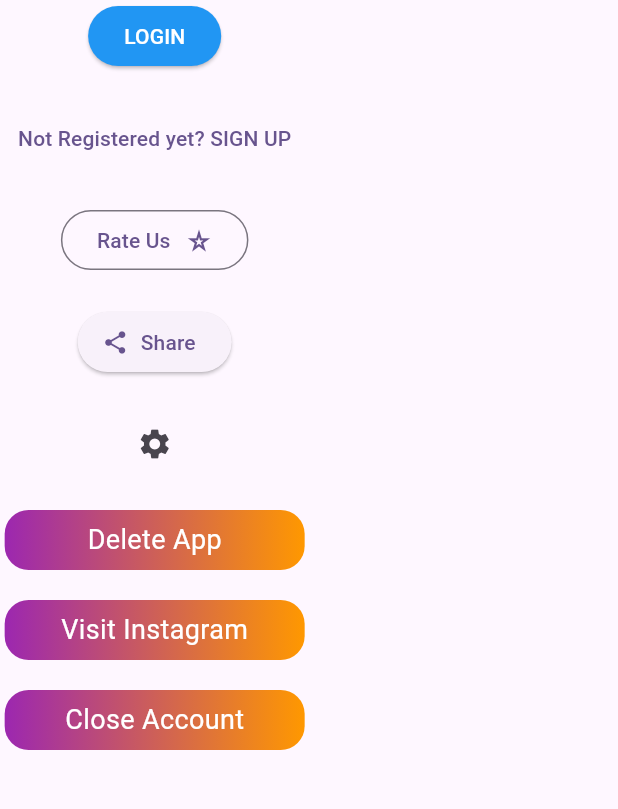
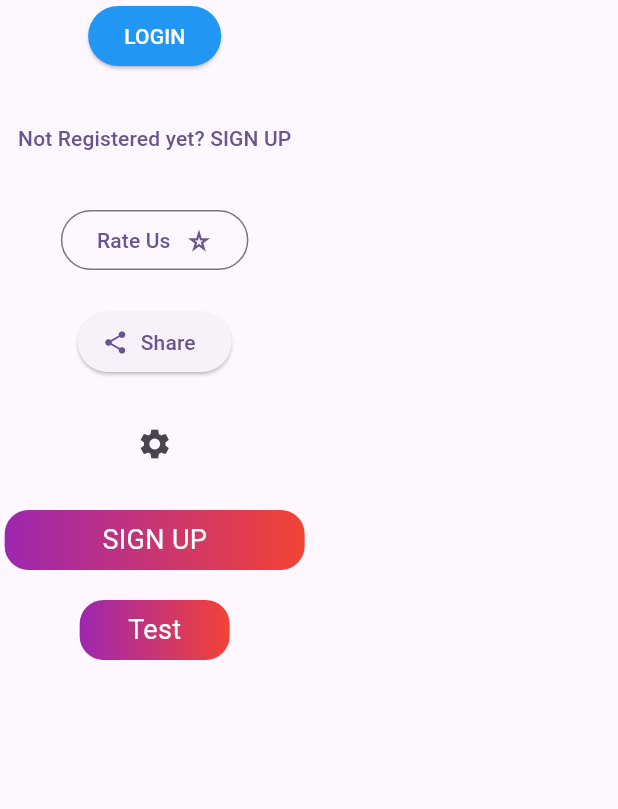
Before and after one commit to abidroid/flutter_online_june_project, a Flutter app: the screen it shows after launch, on a phone screen of 412 x 824 dp, the part 84-893 px from its top. Run offline on Flutter 3.47's test engine with Material 3 defaults, Android fonts, the phone set to English and light mode, and no system bars.

Commit message:
custom button

```diff
--- a/lib/screens/buttons_demo_screen.dart
+++ b/lib/screens/buttons_demo_screen.dart
@@ -1,4 +1,6 @@
 import 'package:flutter/material.dart';
+
+import '../widgets/rangeen_button.dart';
 
 class ButtonsDemoScreen extends StatelessWidget {
   const ButtonsDemoScreen({super.key});
@@ -51,59 +53,12 @@ class ButtonsDemoScreen extends StatelessWidget {
 
           IconButton(onPressed: (){}, icon: Icon(Icons.settings)),
 
-          InkWell(
-            onTap: (){
-              print('Custom Button Tapped');
-            },
-            child: Material(
-              child: Container(
-                width: 200,
-                height: 40,
+          // Re-usable Custom Widget
 
-                decoration: BoxDecoration(
-                borderRadius: BorderRadius.circular(16),
-                gradient: LinearGradient(colors: [Colors.purple, Colors.orange])
-                ),
-                child: Center(child: Text('Delete App', style: TextStyle(color: Colors.white, fontSize: 18),)),
-              ),
-            ),
-          ),
+          RangeenButton(title: 'SIGN UP', rangeenButtonTap: (){}),
+          RangeenButton(title: 'Test', rangeenButtonTap: (){}, width: 100,),
+          // RangeenButton(),
 
-          InkWell(
-            onTap: (){
-              print('Custom Button Tapped');
-            },
-            child: Material(
-              child: Container(
-                width: 200,
-                height: 40,
-
-                decoration: BoxDecoration(
-                    borderRadius: BorderRadius.circular(16),
-                    gradient: LinearGradient(colors: [Colors.purple, Colors.orange])
-                ),
-                child: Center(child: Text('Visit Instagram', style: TextStyle(color: Colors.white, fontSize: 18),)),
-              ),
-            ),
-          ),
-
-          InkWell(
-            onTap: (){
-              print('Custom Button Tapped');
-            },
-            child: Material(
-              child: Container(
-                width: 200,
-                height: 40,
-
-                decoration: BoxDecoration(
-                    borderRadius: BorderRadius.circular(16),
-                    gradient: LinearGradient(colors: [Colors.purple, Colors.orange])
-                ),
-                child: Center(child: Text('Close Account', style: TextStyle(color: Colors.white, fontSize: 18),)),
-              ),
-            ),
-          ),
         ],
       ),
     );
--- a/lib/screens/row_and_column_demo_screen.dart
+++ b/lib/screens/row_and_column_demo_screen.dart
@@ -1,4 +1,5 @@
 import 'package:flutter/material.dart';
+import 'package:flutter_online_june_project/widgets/rangeen_button.dart';
 
 class RowAndColumnDemoScreen extends StatelessWidget {
   const RowAndColumnDemoScreen({super.key});
@@ -13,18 +14,33 @@ class RowAndColumnDemoScreen extends StatelessWidget {
         centerTitle: true,
       ),
       body: Column(
-        crossAxisAlignment: CrossAxisAlignment.stretch,
-        spacing: 2,
+       spacing: 2,
 
         children: [
+          RangeenButton(
+            width: 300,
+            title: 'LOGIN',
+            rangeenButtonTap: () {
+              print('User will be logged in');
+            },
+          ),
 
           Expanded(child: Container(color: Colors.green)),
 
           Expanded(child: Container(color: Colors.red)),
 
+          RangeenButton(
+            title: 'REGISTER',
+            rangeenButtonTap: () {
+              print('REGISTER clicked');
+            },
+          ),
           Container(
-              alignment: Alignment.center,
-              height: 50, color: Colors.teal, child: Text('Banner Ad')),
+            alignment: Alignment.center,
+            height: 50,
+            color: Colors.teal,
+            child: Text('Banner Ad'),
+          ),
         ],
       ),
     );
--- /dev/null
+++ b/lib/widgets/rangeen_button.dart
@@ -0,0 +1,35 @@
+import 'package:flutter/material.dart';
+
+class RangeenButton extends StatelessWidget {
+
+  final String title;
+  final VoidCallback rangeenButtonTap;
+  final double? width;
+
+  // constructor
+  const RangeenButton({
+    super.key,
+    required this.title,
+    required this.rangeenButtonTap,
+    this.width,
+  });
+
+  @override
+  Widget build(BuildContext context) {
+    return InkWell(
+      onTap: rangeenButtonTap,
+      child: Material(
+        child: Container(
+          width: width ?? 200,
+          height: 40,
+
+          decoration: BoxDecoration(
+              borderRadius: BorderRadius.circular(16),
+              gradient: LinearGradient(colors: [Colors.purple, Colors.red])
+          ),
+          child: Center(child: Text(title, style: TextStyle(color: Colors.white, fontSize: 18),)),
+        ),
+      ),
+    );
+  }
+}
```
